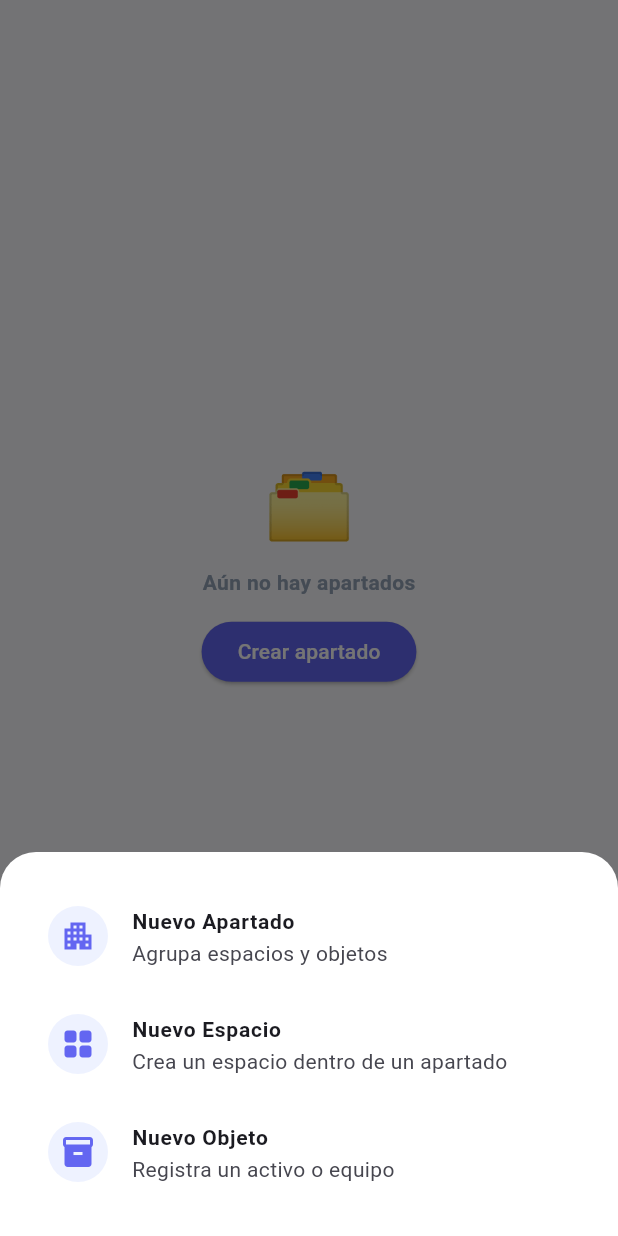
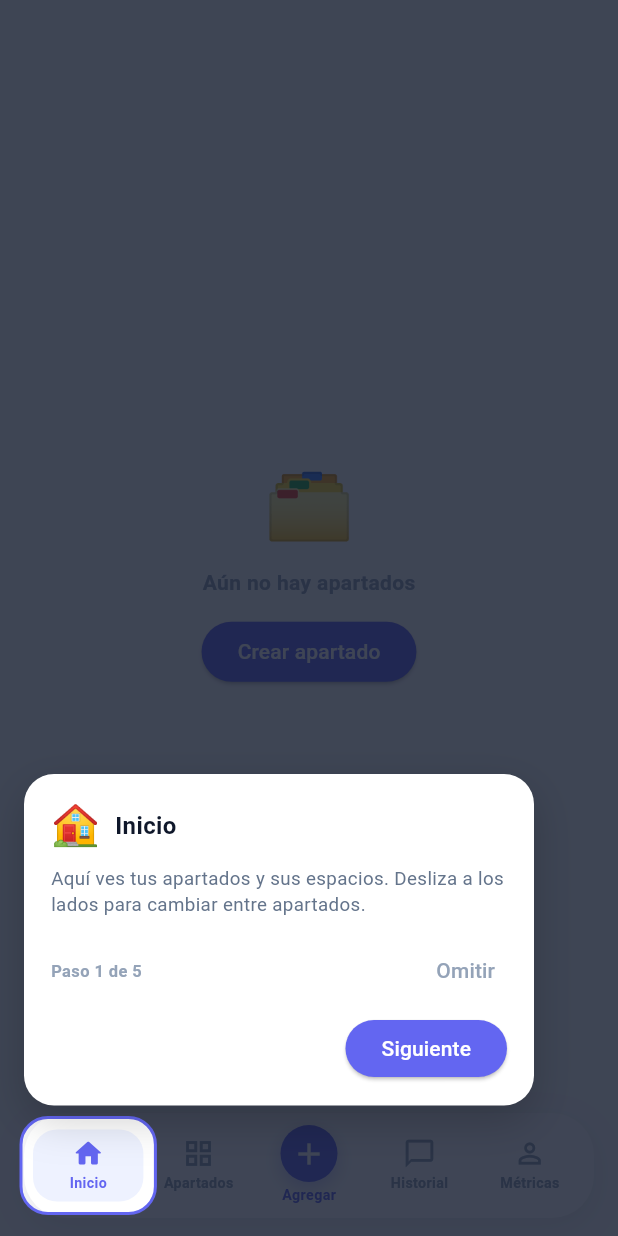
Before and after one commit to ENMAx132/internship_coordinator, a Flutter app: the screen it shows after launch, after a tap on "Agregar", on a phone screen of 412 x 824 dp. Run offline on Flutter 3.47's test engine with Material 3 defaults, Android fonts, the light colour scheme and no system bars; our stand-ins replace image_picker.

Commit message:
update_11-11-26

```diff
--- a/lib/data/app_settings.dart
+++ b/lib/data/app_settings.dart
@@ -3,3 +3,5 @@ import 'package:flutter/foundation.dart';
 final ValueNotifier<String> apartadoInicioId = ValueNotifier<String>('hogar');
 
 final ValueNotifier<int> apartadosOrdenVersion = ValueNotifier<int>(0);
+
+final ValueNotifier<bool> tutorialCompletado = ValueNotifier<bool>(false);
--- a/lib/data/inventario_data.dart
+++ b/lib/data/inventario_data.dart
@@ -8,6 +8,7 @@ import '../models/apartado.dart';
 import '../models/espacio.dart';
 import '../models/objeto_inventario.dart';
 import '../models/registro_revision.dart';
+import 'app_settings.dart';
 
 final ValueNotifier<int> inventarioVersion = ValueNotifier<int>(0);
 
@@ -29,11 +30,23 @@ Future<File> _archivoInventario() async {
 Future<void> cargarInventario() async {
   try {
     final File archivo = await _archivoInventario();
-    if (!await archivo.exists()) return;
+    if (!await archivo.exists()) {
+      tutorialCompletado.value = false;
+      return;
+    }
     final String contenido = await archivo.readAsString();
-    if (contenido.trim().isEmpty) return;
+    if (contenido.trim().isEmpty) {
+      tutorialCompletado.value = false;
+      return;
+    }
     final dynamic data = jsonDecode(contenido);
-    if (data is! Map) return;
+    if (data is! Map) {
+      tutorialCompletado.value = false;
+      return;
+    }
+
+    final dynamic tutorialValor = data['tutorialCompletado'];
+    tutorialCompletado.value = tutorialValor is bool ? tutorialValor : true;
 
     apartadosIniciales
       ..clear()
@@ -79,6 +92,7 @@ Future<void> _escribirInventario() async {
       'objetos': objetosIniciales.map((e) => e.toJson()).toList(),
       'historialRevisiones':
           historialRevisiones.map((e) => e.toJson()).toList(),
+      'tutorialCompletado': tutorialCompletado.value,
     };
     await archivo.writeAsString(jsonEncode(data), flush: true);
   } catch (_) {
@@ -131,3 +145,8 @@ void notificarCambioInventario() {
   inventarioVersion.value++;
   guardarInventario();
 }
+
+void marcarTutorialCompletado() {
+  tutorialCompletado.value = true;
+  guardarInventario();
+}
--- a/lib/screens/home_screen.dart
+++ b/lib/screens/home_screen.dart
@@ -11,6 +11,7 @@ import '../widgets/dialogos/crear_objeto_dialog.dart';
 import '../widgets/dialogos/editar_apartado_dialog.dart';
 import '../widgets/icono_widget.dart';
 import '../widgets/sector_card.dart';
+import '../widgets/tutorial_coach_marks.dart';
 import 'apartado_screen.dart';
 import 'espacio_screen.dart';
 import 'historial_screen.dart';
@@ -28,7 +29,76 @@ class HomeScreen extends StatefulWidget {
 class _HomeScreenState extends State<HomeScreen> {
   int _paginaActual = 0;
 
+  final GlobalKey _keyInicio = GlobalKey();
+  final GlobalKey _keyApartados = GlobalKey();
+  final GlobalKey _keyAgregar = GlobalKey();
+  final GlobalKey _keyHistorial = GlobalKey();
+  final GlobalKey _keyMetricas = GlobalKey();
+
+  bool _mostrarTutorial = false;
+
   List<Apartado> get _apartados => widget.apartados;
+
+  @override
+  void initState() {
+    super.initState();
+    WidgetsBinding.instance.addPostFrameCallback((_) {
+      if (!mounted) return;
+      if (!tutorialCompletado.value) {
+        setState(() => _mostrarTutorial = true);
+      }
+    });
+  }
+
+  void _finalizarTutorial() {
+    marcarTutorialCompletado();
+    setState(() => _mostrarTutorial = false);
+  }
+
+  List<PasoTutorial> _pasosTutorial() {
+    return [
+      PasoTutorial(
+        objetivo: _keyInicio,
+        emoji: '🏠',
+        titulo: 'Inicio',
+        descripcion:
+            'Aquí ves tus apartados y sus espacios. Desliza a los lados para '
+            'cambiar entre apartados.',
+      ),
+      PasoTutorial(
+        objetivo: _keyApartados,
+        emoji: '🗂️',
+        titulo: 'Apartados',
+        descripcion:
+            'Administra todos tus apartados. Mantén presionado uno para '
+            'editarlo o eliminarlo.',
+      ),
+      PasoTutorial(
+        objetivo: _keyAgregar,
+        emoji: '➕',
+        titulo: 'Agregar',
+        descripcion:
+            'Crea un apartado, un espacio dentro de él o un objeto del '
+            'inventario.',
+      ),
+      PasoTutorial(
+        objetivo: _keyHistorial,
+        emoji: '🕘',
+        titulo: 'Historial',
+        descripcion:
+            'Consulta los objetos que han pasado por revisión y los objetos '
+            'registrados.',
+      ),
+      PasoTutorial(
+        objetivo: _keyMetricas,
+        emoji: '📊',
+        titulo: 'Métricas',
+        descripcion:
+            'Revisa el resumen, el valor total y los objetos que están en '
+            'revisión.',
+      ),
+    ];
+  }
 
   int _espaciosDe(Apartado apartado) {
     return espaciosIniciales.where((e) => e.apartadoId == apartado.id).length;
@@ -228,7 +298,9 @@ class _HomeScreenState extends State<HomeScreen> {
 
   @override
   Widget build(BuildContext context) {
-    return Scaffold(
+    return Stack(
+      children: [
+        Scaffold(
           body: SafeArea(
             child: IndexedStack(
               index: _paginaActual,
@@ -241,6 +313,13 @@ class _HomeScreenState extends State<HomeScreen> {
             ),
           ),
           bottomNavigationBar: _construirBarraNavegacion(),
+        ),
+        if (_mostrarTutorial)
+          TutorialCoachMarks(
+            pasos: _pasosTutorial(),
+            onFinalizar: _finalizarTutorial,
+          ),
+      ],
     );
   }
 
@@ -483,12 +562,14 @@ class _HomeScreenState extends State<HomeScreen> {
         child: Row(
           children: [
             _construirItemNav(
+              clave: _keyInicio,
               icono: Icons.home_outlined,
               iconoActivo: Icons.home_rounded,
               etiqueta: 'Inicio',
               pagina: 0,
             ),
             _construirItemNav(
+              clave: _keyApartados,
               icono: Icons.grid_view_outlined,
               iconoActivo: Icons.grid_view_rounded,
               etiqueta: 'Apartados',
@@ -496,12 +577,14 @@ class _HomeScreenState extends State<HomeScreen> {
             ),
             _construirBotonAgregar(),
             _construirItemNav(
+              clave: _keyHistorial,
               icono: Icons.chat_bubble_outline,
               iconoActivo: Icons.chat_bubble,
               etiqueta: 'Historial',
               pagina: 2,
             ),
             _construirItemNav(
+              clave: _keyMetricas,
               icono: Icons.person_outline,
               iconoActivo: Icons.person,
               etiqueta: 'Métricas',
@@ -514,6 +597,7 @@ class _HomeScreenState extends State<HomeScreen> {
   }
 
   Widget _construirItemNav({
+    required GlobalKey clave,
     required IconData icono,
     required IconData iconoActivo,
     required String etiqueta,
@@ -522,6 +606,7 @@ class _HomeScreenState extends State<HomeScreen> {
     final seleccionado = _paginaActual == pagina;
     return Expanded(
       child: GestureDetector(
+        key: clave,
         onTap: () {
           setState(() {
             _paginaActual = pagina;
@@ -568,6 +653,7 @@ class _HomeScreenState extends State<HomeScreen> {
   Widget _construirBotonAgregar() {
     return Expanded(
       child: GestureDetector(
+        key: _keyAgregar,
         onTap: _mostrarMenuAgregar,
         behavior: HitTestBehavior.opaque,
         child: Column(
--- /dev/null
+++ b/lib/widgets/tutorial_coach_marks.dart
@@ -0,0 +1,261 @@
+import 'package:flutter/material.dart';
+
+class PasoTutorial {
+  final GlobalKey objetivo;
+  final String emoji;
+  final String titulo;
+  final String descripcion;
+
+  const PasoTutorial({
+    required this.objetivo,
+    required this.emoji,
+    required this.titulo,
+    required this.descripcion,
+  });
+}
+
+class TutorialCoachMarks extends StatefulWidget {
+  final List<PasoTutorial> pasos;
+  final VoidCallback onFinalizar;
+
+  const TutorialCoachMarks({
+    super.key,
+    required this.pasos,
+    required this.onFinalizar,
+  });
+
+  @override
+  State<TutorialCoachMarks> createState() => _TutorialCoachMarksState();
+}
+
+class _TutorialCoachMarksState extends State<TutorialCoachMarks> {
+  final GlobalKey _overlayKey = GlobalKey();
+  int _indice = 0;
+  Rect? _rectObjetivo;
+
+  @override
+  void initState() {
+    super.initState();
+    WidgetsBinding.instance.addPostFrameCallback((_) => _actualizarRect());
+  }
+
+  void _actualizarRect() {
+    if (!mounted) return;
+    final paso = widget.pasos[_indice];
+    final objetivoCtx = paso.objetivo.currentContext;
+    final overlayCtx = _overlayKey.currentContext;
+    if (objetivoCtx == null || overlayCtx == null) return;
+
+    final objetivoBox = objetivoCtx.findRenderObject();
+    final overlayBox = overlayCtx.findRenderObject();
+    if (objetivoBox is! RenderBox ||
+        overlayBox is! RenderBox ||
+        !objetivoBox.hasSize ||
+        !overlayBox.hasSize) {
+      return;
+    }
+
+    final topLeft =
+        overlayBox.globalToLocal(objetivoBox.localToGlobal(Offset.zero));
+    setState(() => _rectObjetivo = topLeft & objetivoBox.size);
+  }
+
+  void _irA(int indice) {
+    setState(() {
+      _indice = indice;
+      _rectObjetivo = null;
+    });
+    WidgetsBinding.instance.addPostFrameCallback((_) => _actualizarRect());
+  }
+
+  void _siguiente() {
+    if (_indice >= widget.pasos.length - 1) {
+      widget.onFinalizar();
+      return;
+    }
+    _irA(_indice + 1);
+  }
+
+  @override
+  Widget build(BuildContext context) {
+    final paso = widget.pasos[_indice];
+    final rect = _rectObjetivo;
+
+    return Positioned.fill(
+      child: Material(
+        color: Colors.transparent,
+        child: GestureDetector(
+          behavior: HitTestBehavior.opaque,
+          onTap: () {},
+          child: Stack(
+            key: _overlayKey,
+            children: [
+              Positioned.fill(
+                child: CustomPaint(
+                  painter: _ScrimPainter(rect),
+                ),
+              ),
+              if (rect != null) _construirTarjeta(paso, rect),
+            ],
+          ),
+        ),
+      ),
+    );
+  }
+
+  Widget _construirTarjeta(PasoTutorial paso, Rect rect) {
+    final pantalla = MediaQuery.sizeOf(context);
+    final ancho = (pantalla.width - 40).clamp(240.0, 340.0);
+    final izquierda = (rect.center.dx - ancho / 2)
+        .clamp(16.0, pantalla.width - ancho - 16.0);
+    final mostrarArriba = rect.top > 240;
+
+    final tarjeta = Container(
+      padding: const EdgeInsets.fromLTRB(18, 16, 18, 14),
+      decoration: BoxDecoration(
+        color: Colors.white,
+        borderRadius: BorderRadius.circular(20),
+        boxShadow: [
+          BoxShadow(
+            color: Colors.black.withValues(alpha: 0.18),
+            blurRadius: 24,
+            offset: const Offset(0, 10),
+          ),
+        ],
+      ),
+      child: Column(
+        mainAxisSize: MainAxisSize.min,
+        crossAxisAlignment: CrossAxisAlignment.stretch,
+        children: [
+          Row(
+            children: [
+              Text(paso.emoji, style: const TextStyle(fontSize: 26)),
+              const SizedBox(width: 10),
+              Expanded(
+                child: Text(
+                  paso.titulo,
+                  style: const TextStyle(
+                    fontSize: 16,
+                    fontWeight: FontWeight.bold,
+                    color: Color(0xFF0F172A),
+                  ),
+                ),
+              ),
+            ],
+          ),
+          const SizedBox(height: 8),
+          Text(
+            paso.descripcion,
+            style: const TextStyle(
+              fontSize: 12.5,
+              height: 1.35,
+              color: Color(0xFF64748B),
+            ),
+          ),
+          const SizedBox(height: 12),
+          Row(
+            children: [
+              Text(
+                'Paso ${_indice + 1} de ${widget.pasos.length}',
+                style: const TextStyle(
+                  fontSize: 11,
+                  fontWeight: FontWeight.w600,
+                  color: Color(0xFF94A3B8),
+                ),
+              ),
+              const Spacer(),
+              TextButton(
+                onPressed: widget.onFinalizar,
+                style: TextButton.styleFrom(
+                  foregroundColor: const Color(0xFF94A3B8),
+                  minimumSize: const Size(0, 32),
+                  padding: const EdgeInsets.symmetric(horizontal: 8),
+                ),
+                child: const Text('Omitir'),
+              ),
+            ],
+          ),
+          const SizedBox(height: 4),
+          Row(
+            children: [
+              if (_indice > 0)
+                OutlinedButton(
+                  onPressed: () => _irA(_indice - 1),
+                  style: OutlinedButton.styleFrom(
+                    foregroundColor: const Color(0xFF6366F1),
+                    side: const BorderSide(color: Color(0xFFE2E8F0)),
+                    minimumSize: const Size(0, 38),
+                  ),
+                  child: const Text('Anterior'),
+                ),
+              const Spacer(),
+              ElevatedButton(
+                onPressed: _siguiente,
+                style: ElevatedButton.styleFrom(
+                  backgroundColor: const Color(0xFF6366F1),
+                  foregroundColor: Colors.white,
+                  minimumSize: const Size(0, 38),
+                ),
+                child: Text(
+                  _indice >= widget.pasos.length - 1 ? 'Listo' : 'Siguiente',
+                ),
+              ),
+            ],
+          ),
+        ],
+      ),
+    );
+
+    if (mostrarArriba) {
+      return Positioned(
+        left: izquierda,
+        width: ancho,
+        bottom: pantalla.height - rect.top + 16,
+        child: tarjeta,
+      );
+    }
+    return Positioned(
+      left: izquierda,
+      width: ancho,
+      top: rect.bottom + 16,
+      child: tarjeta,
+    );
+  }
+}
+
+class _ScrimPainter extends CustomPainter {
+  final Rect? objetivo;
+
+  _ScrimPainter(this.objetivo);
+
+  @override
+  void paint(Canvas canvas, Size size) {
+    final fondo = Path()..addRect(Offset.zero & size);
+    final relleno = Paint()..color = const Color(0xCC0F172A);
+
+    if (objetivo == null) {
+      canvas.drawPath(fondo, relleno);
+      return;
+    }
+
+    final recorte = RRect.fromRectAndRadius(
+      objetivo!.inflate(8),
+      const Radius.circular(18),
+    );
+    final caminoRecorte = Path()..addRRect(recorte);
+    final camino =
+        Path.combine(PathOperation.difference, fondo, caminoRecorte);
+    canvas.drawPath(camino, relleno);
+    canvas.drawRRect(
+      recorte,
+      Paint()
+        ..style = PaintingStyle.stroke
+        ..strokeWidth = 2
+        ..color = const Color(0xFF6366F1),
+    );
+  }
+
+  @override
+  bool shouldRepaint(covariant _ScrimPainter oldDelegate) =>
+      oldDelegate.objetivo != objetivo;
+}
```
Lines whose indentation alone changed are shown as unchanged.
